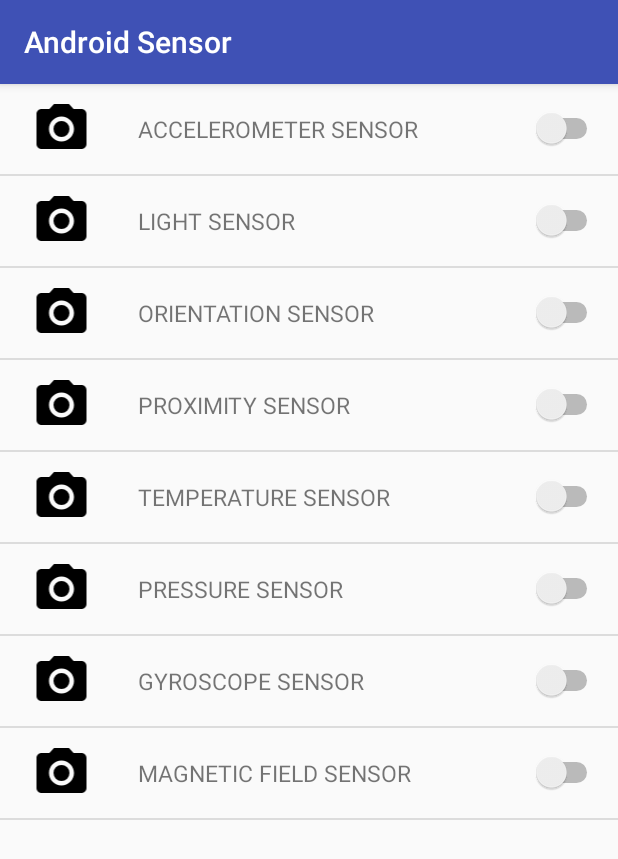
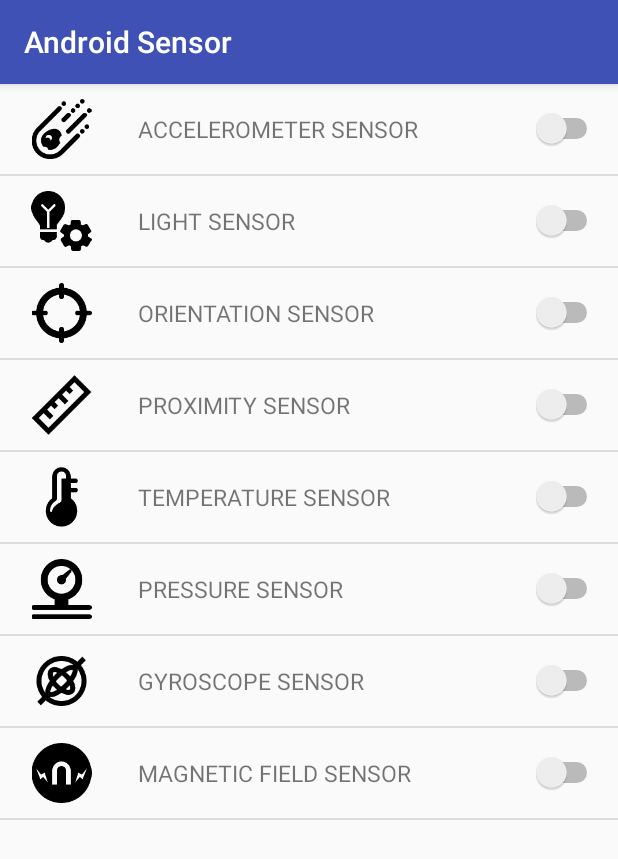
Before and after one commit to onlylemi/AndroidCapture, an Android app: the SensorActivity screen opened directly, with no data from a screen before it, on a phone screen of 412 x 824 dp. Shown: the top 859 px of the screen. Run offline under Robolectric (Android 15) with nearby library versions, the phone set to English and light mode, and no system bars.

```diff
--- a/app/src/main/java/com/onlylemi/android/sense/SensorActivity.java
+++ b/app/src/main/java/com/onlylemi/android/sense/SensorActivity.java
@@ -40,6 +40,7 @@ public class SensorActivity extends AppCompatActivity implements SensorEventList
     private List<SensorInfo> sensorList;
 
     private SensorManager sensorManager = null;
+    private List<Sensor> sensors;
 
     private String ipname = "";
 
@@ -66,6 +67,8 @@ public class SensorActivity extends AppCompatActivity implements SensorEventList
         Log.i(TAG, "sensorListAdapter init");
 
         sensorManager = (SensorManager) this.getSystemService(SENSOR_SERVICE);
+
+        sensors = sensorManager.getSensorList(Sensor.TYPE_ALL);
     }
 
     @Override
@@ -221,4 +224,8 @@ public class SensorActivity extends AppCompatActivity implements SensorEventList
     public void unRegisterListener(SensorEventListener listener, int type) {
         sensorManager.unregisterListener(listener, sensorManager.getDefaultSensor(type));
     }
+
+    public List<Sensor> getSensors() {
+        return sensors;
+    }
 }
--- a/app/src/main/res/values/drawables.xml
+++ b/app/src/main/res/values/drawables.xml
@@ -7,13 +7,13 @@
     <item name="ic_menu_send" type="drawable">@android:drawable/ic_menu_send</item>
 
     <array name="sensor_image">
-        <item>@drawable/ic_menu_camera</item>
-        <item>@drawable/ic_menu_camera</item>
-        <item>@drawable/ic_menu_camera</item>
-        <item>@drawable/ic_menu_camera</item>
-        <item>@drawable/ic_menu_camera</item>
-        <item>@drawable/ic_menu_camera</item>
-        <item>@drawable/ic_menu_camera</item>
-        <item>@drawable/ic_menu_camera</item>
+        <item>@mipmap/asteroid104</item>
+        <item>@mipmap/light_automation_filled100</item>
+        <item>@mipmap/define_location104</item>
+        <item>@mipmap/ruler96</item>
+        <item>@mipmap/temperature104</item>
+        <item>@mipmap/pressure104</item>
+        <item>@mipmap/gyroscope96</item>
+        <item>@mipmap/protect_from_magnetic_field104</item>
     </array>
 </resources>
```
Also changed, not shown: app/src/main/java/com/onlylemi/android/sense/SensorListAdapter.java (+16 -0 lines), app/src/main/res/mipmap-hdpi/asteroid104.png (added), app/src/main/res/mipmap-hdpi/define_location104.png (added), app/src/main/res/mipmap-hdpi/gyroscope96.png (added), app/src/main/res/mipmap-hdpi/light_automation_filled100.png (added), app/src/main/res/mipmap-hdpi/pressure104.png (added), app/src/main/res/mipmap-hdpi/protect_from_magnetic_field104.png (added), app/src/main/res/mipmap-hdpi/ruler96.png (added), app/src/main/res/mipmap-hdpi/temperature104.png (added).
